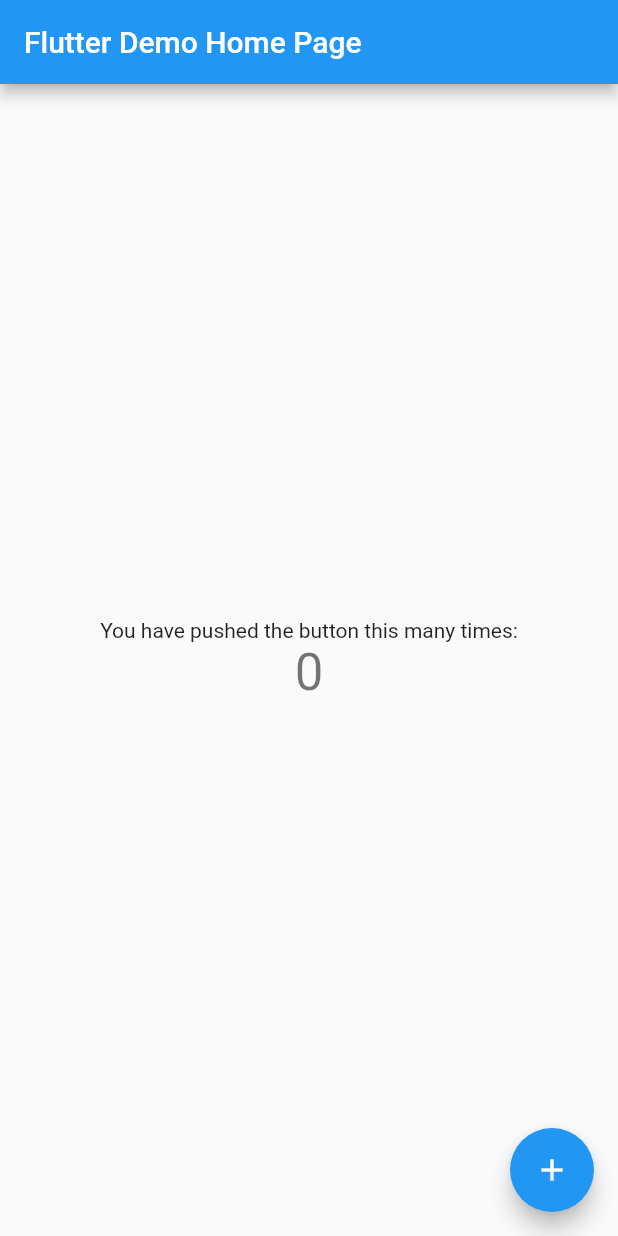
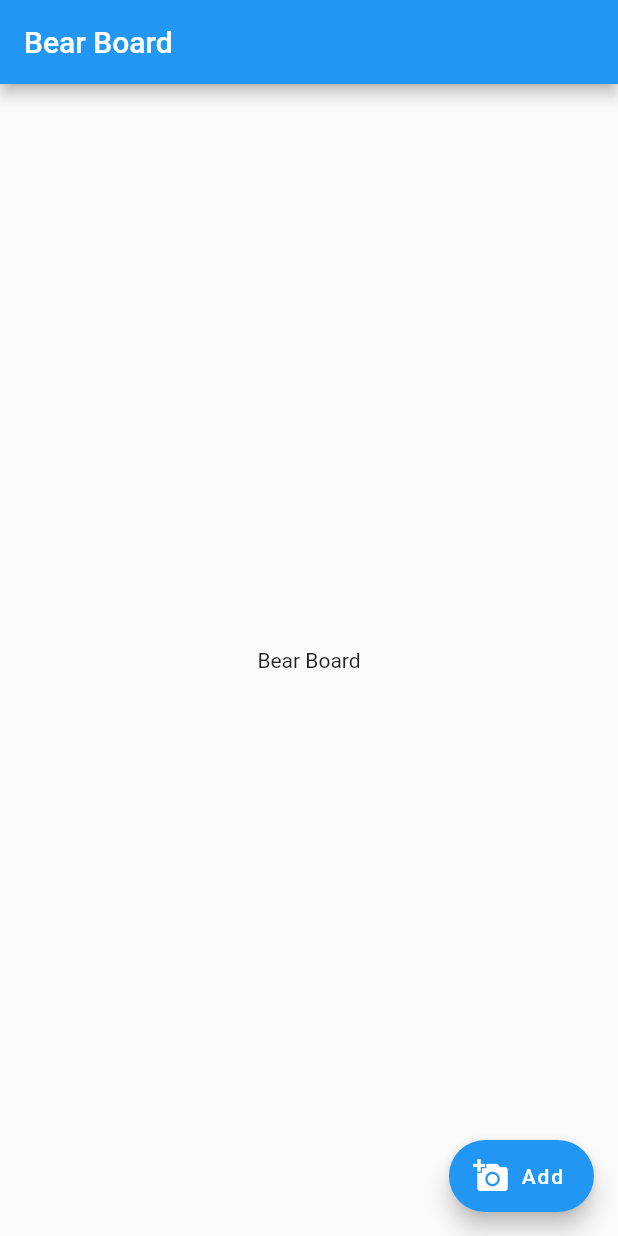
Before and after one commit to beartato327/the_bear_board, a Flutter app: the screen it shows after launch, on a phone screen of 412 x 824 dp. Run offline on Flutter 3.47's test engine with Material 2 defaults, Android fonts, the phone set to English and light mode, and no system bars.

Commit message:
This is where we left off

```diff
--- a/lib/main.dart
+++ b/lib/main.dart
@@ -11,105 +11,28 @@
   @override
   Widget build(BuildContext context) {
     return MaterialApp(
-      title: 'Flutter Demo',
+      title: 'The Bear Board',
       theme: ThemeData(
-        // This is the theme of your application.
-        //
-        // Try running your application with "flutter run". You'll see the
-        // application has a blue toolbar. Then, without quitting the app, try
-        // changing the primarySwatch below to Colors.green and then invoke
-        // "hot reload" (press "r" in the console where you ran "flutter run",
-        // or simply save your changes to "hot reload" in a Flutter IDE).
-        // Notice that the counter didn't reset back to zero; the application
-        // is not restarted.
         primarySwatch: Colors.blue,
       ),
-      home: const MyHomePage(title: 'Flutter Demo Home Page'),
+      home: const HomePage(),
     );
   }
 }
 
-class MyHomePage extends StatefulWidget {
-  const MyHomePage({super.key, required this.title});
-
-  // This widget is the home page of your application. It is stateful, meaning
-  // that it has a State object (defined below) that contains fields that affect
-  // how it looks.
-
-  // This class is the configuration for the state. It holds the values (in this
-  // case the title) provided by the parent (in this case the App widget) and
-  // used by the build method of the State. Fields in a Widget subclass are
-  // always marked "final".
-
-  final String title;
+class HomePage extends StatelessWidget {
+  const HomePage({super.key});
 
   @override
-  State<MyHomePage> createState() => _MyHomePageState();
-}
-
-class _MyHomePageState extends State<MyHomePage> {
-  int _counter = 0;
-
-  void _incrementCounter() {
-    setState(() {
-      // This call to setState tells the Flutter framework that something has
-      // changed in this State, which causes it to rerun the build method below
-      // so that the display can reflect the updated values. If we changed
-      // _counter without calling setState(), then the build method would not be
-      // called again, and so nothing would appear to happen.
-      _counter++;
-    });
-  }
-
-  @override
-  Widget build(BuildContext context) {
-    // This method is rerun every time setState is called, for instance as done
-    // by the _incrementCounter method above.
-    //
-    // The Flutter framework has been optimized to make rerunning build methods
-    // fast, so that you can just rebuild anything that needs updating rather
-    // than having to individually change instances of widgets.
+  Widget build(BuildContext build) {
     return Scaffold(
-      appBar: AppBar(
-        // Here we take the value from the MyHomePage object that was created by
-        // the App.build method, and use it to set our appbar title.
-        title: Text(widget.title),
+      appBar: AppBar(title: const Text("Bear Board")),
+      body: const Center(child: Text("Bear Board")),
+      floatingActionButton: FloatingActionButton.extended(
+        onPressed: () {},
+        label: const Text("Add"),
+        icon: Icon(Icons.add_a_photo),
       ),
-      body: Center(
-        // Center is a layout widget. It takes a single child and positions it
-        // in the middle of the parent.
-        child: Column(
-          // Column is also a layout widget. It takes a list of children and
-          // arranges them vertically. By default, it sizes itself to fit its
-          // children horizontally, and tries to be as tall as its parent.
-          //
-          // Invoke "debug painting" (press "p" in the console, choose the
-          // "Toggle Debug Paint" action from the Flutter Inspector in Android
-          // Studio, or the "Toggle Debug Paint" command in Visual Studio Code)
-          // to see the wireframe for each widget.
-          //
-          // Column has various properties to control how it sizes itself and
-          // how it positions its children. Here we use mainAxisAlignment to
-          // center the children vertically; the main axis here is the vertical
-          // axis because Columns are vertical (the cross axis would be
-          // horizontal).
-          mainAxisAlignment: MainAxisAlignment.center,
-          children: <Widget>[
-            const Text(
-              'You have pushed the button this many times:',
-            ),
-            Text(
-              '$_counter',
-              style: Theme.of(context).textTheme.headline4,
-            ),
-          ],
-        ),
-      ),
-      floatingActionButton: FloatingActionButton(
-        onPressed: _incrementCounter,
-        tooltip: 'Increment',
-        child: const Icon(Icons.add),
-      ), // This trailing comma makes auto-formatting nicer for build methods.
     );
   }
 }
```
